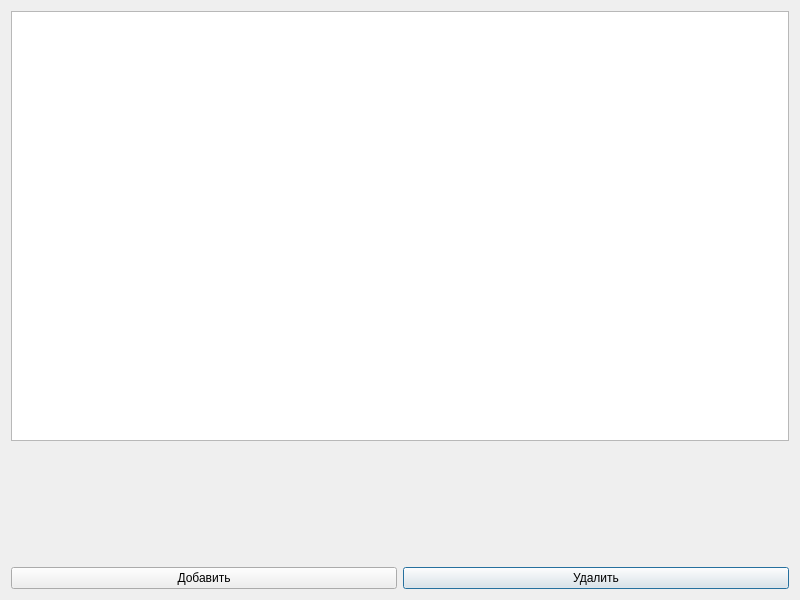
Old version of the form addwordswindow.ui in the repository reborn-type/Simple-English-learning-APP.
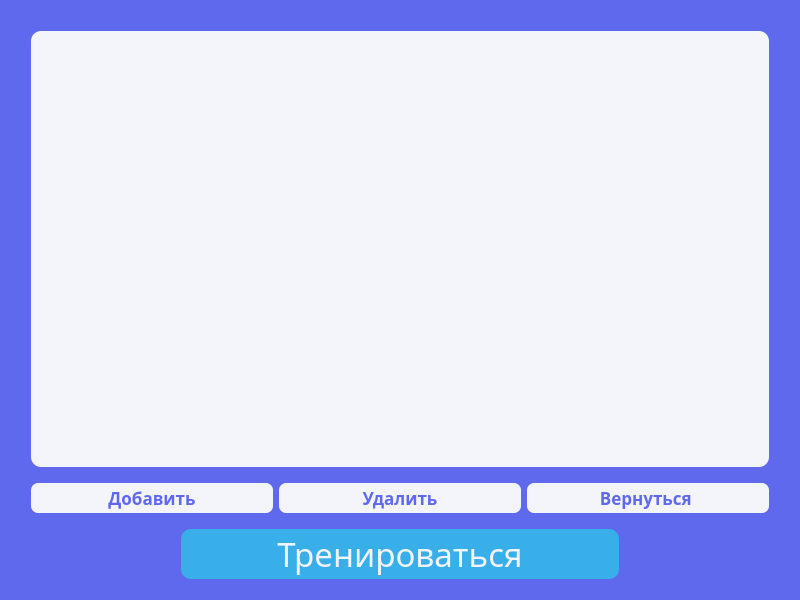
New version of the form.

What changed in the file:
```diff
--- a/addwordswindow.ui
+++ b/addwordswindow.ui
@@ -16,40 +16,246 @@
   <property name="windowTitle">
    <string>Dialog</string>
   </property>
-  <layout class="QGridLayout" name="gridLayout_2">
-   <item row="0" column="0" colspan="2">
-    <widget class="QTableView" name="tableView"/>
-   </item>
-   <item row="3" column="1">
-    <widget class="QPushButton" name="pushButton_2">
-     <property name="text">
-      <string>Удалить</string>
-     </property>
-    </widget>
-   </item>
-   <item row="1" column="0" colspan="2">
+  <property name="styleSheet">
+   <string notr="true">background-color: #5e69ee;</string>
+  </property>
+  <layout class="QGridLayout" name="gridLayout">
+   <item row="0" column="1">
     <spacer name="verticalSpacer">
      <property name="orientation">
       <enum>Qt::Orientation::Vertical</enum>
      </property>
      <property name="sizeType">
+      <enum>QSizePolicy::Policy::Fixed</enum>
+     </property>
+     <property name="sizeHint" stdset="0">
+      <size>
+       <width>20</width>
+       <height>20</height>
+      </size>
+     </property>
+    </spacer>
+   </item>
+   <item row="1" column="0">
+    <spacer name="horizontalSpacer">
+     <property name="orientation">
+      <enum>Qt::Orientation::Horizontal</enum>
+     </property>
+     <property name="sizeType">
       <enum>QSizePolicy::Policy::Maximum</enum>
      </property>
      <property name="sizeHint" stdset="0">
       <size>
        <width>20</width>
-       <height>120</height>
+       <height>20</height>
       </size>
      </property>
     </spacer>
    </item>
-   <item row="3" column="0">
-    <widget class="QPushButton" name="pushButton">
-     <property name="text">
-      <string>Добавить</string>
+   <item row="1" column="1">
+    <widget class="QTableView" name="tableView">
+     <property name="sizePolicy">
+      <sizepolicy hsizetype="Preferred" vsizetype="Expanding">
+       <horstretch>0</horstretch>
+       <verstretch>0</verstretch>
+      </sizepolicy>
+     </property>
+     <property name="font">
+      <font>
+       <family>Onest</family>
+       <pointsize>10</pointsize>
+       <fontweight>DemiBold</fontweight>
+      </font>
+     </property>
+     <property name="autoFillBackground">
+      <bool>false</bool>
+     </property>
+     <property name="styleSheet">
+      <string notr="true">background-color: #F4F4FB; 
+color: #5e69ee; 
+border-radius: 10px;
+</string>
      </property>
     </widget>
    </item>
+   <item row="1" column="2">
+    <spacer name="horizontalSpacer_2">
+     <property name="orientation">
+      <enum>Qt::Orientation::Horizontal</enum>
+     </property>
+     <property name="sizeType">
+      <enum>QSizePolicy::Policy::Fixed</enum>
+     </property>
+     <property name="sizeHint" stdset="0">
+      <size>
+       <width>20</width>
+       <height>20</height>
+      </size>
+     </property>
+    </spacer>
+   </item>
+   <item row="2" column="1">
+    <spacer name="verticalSpacer_2">
+     <property name="orientation">
+      <enum>Qt::Orientation::Vertical</enum>
+     </property>
+     <property name="sizeType">
+      <enum>QSizePolicy::Policy::Fixed</enum>
+     </property>
+     <property name="sizeHint" stdset="0">
+      <size>
+       <width>20</width>
+       <height>10</height>
+      </size>
+     </property>
+    </spacer>
+   </item>
+   <item row="3" column="1">
+    <layout class="QHBoxLayout" name="horizontalLayout">
+     <item>
+      <widget class="QPushButton" name="pushButton">
+       <property name="font">
+        <font>
+         <family>Onest</family>
+         <pointsize>13</pointsize>
+         <bold>true</bold>
+        </font>
+       </property>
+       <property name="styleSheet">
+        <string notr="true">QPushButton{
+width: 15x;
+height: 30px;
+border-radius: 7px;
+background-color: #F4F4FB;
+color: #5e69ee;
+}
+
+QPushButton:hover {
+    background-color: #ddddf3; 
+    color: #4955ec;
+}</string>
+       </property>
+       <property name="text">
+        <string>Добавить</string>
+       </property>
+      </widget>
+     </item>
+     <item>
+      <widget class="QPushButton" name="pushButton_2">
+       <property name="font">
+        <font>
+         <family>Onest</family>
+         <pointsize>13</pointsize>
+         <bold>true</bold>
+        </font>
+       </property>
+       <property name="styleSheet">
+        <string notr="true">QPushButton{
+width: 15x;
+height: 30px;
+border-radius: 7px;
+background-color: #F4F4FB;
+color: #5e69ee;
+}
+
+QPushButton:hover {
+    background-color: #ddddf3; 
+    color: #4955ec;
+}</string>
+       </property>
+       <property name="text">
+        <string>Удалить</string>
+       </property>
+      </widget>
+     </item>
+     <item>
+      <widget class="QPushButton" name="pushButton_3">
+       <property name="font">
+        <font>
+         <family>Onest</family>
+         <pointsize>13</pointsize>
+         <bold>true</bold>
+        </font>
+       </property>
+       <property name="styleSheet">
+        <string notr="true">QPushButton{
+width: 15x;
+height: 30px;
+border-radius: 7px;
+background-color: #F4F4FB;
+color: #5e69ee;
+}
+
+QPushButton:hover {
+    background-color: #ddddf3; 
+    color: #4955ec;
+}</string>
+       </property>
+       <property name="text">
+        <string>Вернуться </string>
+       </property>
+      </widget>
+     </item>
+    </layout>
+   </item>
+   <item row="4" column="1">
+    <layout class="QVBoxLayout" name="verticalLayout">
+     <property name="spacing">
+      <number>0</number>
+     </property>
+     <property name="leftMargin">
+      <number>150</number>
+     </property>
+     <property name="topMargin">
+      <number>10</number>
+     </property>
+     <property name="rightMargin">
+      <number>150</number>
+     </property>
+     <property name="bottomMargin">
+      <number>10</number>
+     </property>
+     <item>
+      <widget class="QPushButton" name="pushButton_4">
+       <property name="sizePolicy">
+        <sizepolicy hsizetype="Minimum" vsizetype="Fixed">
+         <horstretch>0</horstretch>
+         <verstretch>0</verstretch>
+        </sizepolicy>
+       </property>
+       <property name="baseSize">
+        <size>
+         <width>0</width>
+         <height>0</height>
+        </size>
+       </property>
+       <property name="font">
+        <font>
+         <family>Onest</family>
+         <pointsize>25</pointsize>
+         <fontweight>DemiBold</fontweight>
+        </font>
+       </property>
+       <property name="styleSheet">
+        <string notr="true">QPushButton{
+width: 20px;
+height: 50px;
+border-radius: 10px;
+background-color: #39AFEA;
+color: #F4F4FB;
+}
+
+QPushButton:hover{
+background-color: #18a0e3;
+}</string>
+       </property>
+       <property name="text">
+        <string>Тренироваться</string>
+       </property>
+      </widget>
+     </item>
+    </layout>
+   </item>
   </layout>
  </widget>
  <resources/>
```
